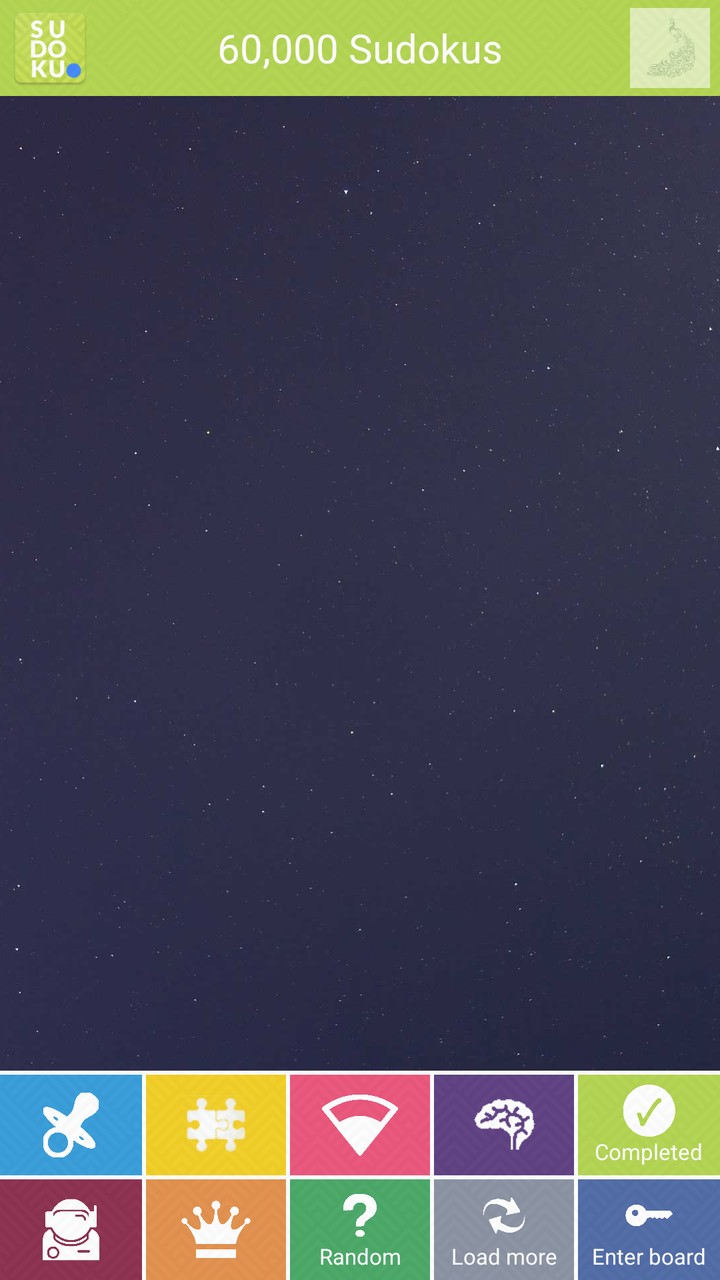
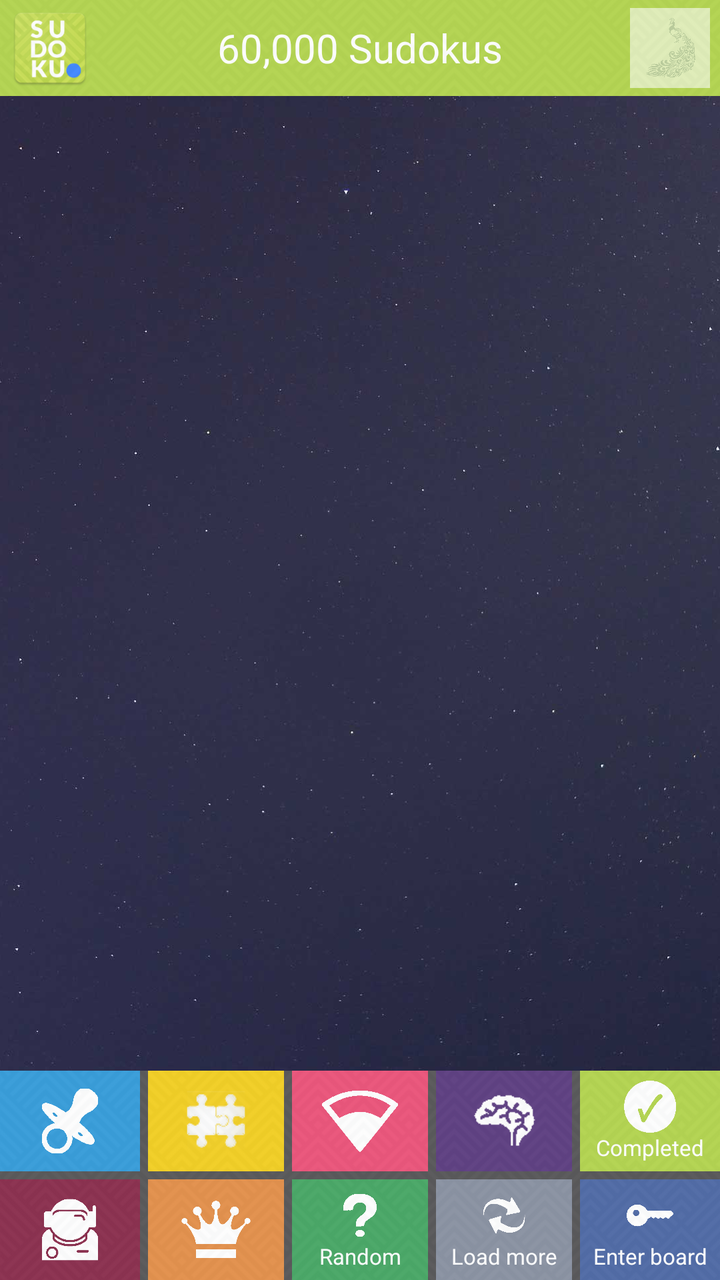

Two renders of the same Android screen: before a commit and after it. Below are the layout's source before the change and the commit's diff.
<!-- AndroidManifest.xml: application theme AppTheme -->
<!-- res/layout/fragment_user_board.xml -->
<?xml version="1.0" encoding="utf-8"?>
<RelativeLayout xmlns:android="http://schemas.android.com/apk/res/android"
    xmlns:app="http://schemas.android.com/apk/res-auto"
    xmlns:tools="http://schemas.android.com/tools"
    android:id="@+id/activity_history"
    android:layout_width="match_parent"
    android:layout_height="match_parent"
    android:fitsSystemWindows="false">

    <ImageView
        android:id="@+id/imageView7"
        android:layout_width="match_parent"
        android:layout_height="match_parent"
        android:scaleType="centerCrop"
        app:srcCompat="@drawable/coolbackground" />

    <RelativeLayout
        android:id="@+id/tool_title"
        android:layout_width="match_parent"
        android:layout_height="48dp"
        android:background="@color/color1"
        android:orientation="horizontal">

        <ImageView
            android:id="@+id/user_icon_usr"
            android:layout_width="40dp"
            android:layout_height="40dp"
            android:layout_alignParentLeft="true"
            android:layout_alignParentStart="true"
            android:layout_centerVertical="true"
            android:layout_marginLeft="5dp"
            app:srcCompat="@mipmap/ic_launcher" />

        <TextView
            android:id="@+id/board_layout_title"
            android:layout_width="match_parent"
            android:layout_height="match_parent"
            android:layout_centerInParent="false"
            android:layout_weight="1"
            android:gravity="center"
            android:text="60,000 Sudokus"
            android:textColor="@color/white"
            android:textSize="20sp" />

        <ImageButton
            android:id="@+id/color_switcher"
            android:layout_width="40dp"
            android:layout_height="40dp"
            android:layout_alignParentRight="true"
            android:layout_alignParentTop="false"
            android:layout_centerVertical="true"
            android:layout_marginRight="5dp"
            android:alpha=".6"
            android:background="@android:color/white"
            android:padding="5dp"
            android:scaleType="fitCenter"
            app:srcCompat="@drawable/peacock" />

        <ImageView
            android:id="@+id/imageView16"
            android:layout_width="match_parent"
            android:layout_height="match_parent"
            android:alpha=".15"
            android:scaleType="centerCrop"
            app:srcCompat="@drawable/keyboardbg" />

    </RelativeLayout>

    <LinearLayout
        android:layout_width="match_parent"
        android:layout_height="match_parent"
        android:layout_below="@+id/tool_title"
        android:layout_centerHorizontal="true"
        android:layout_centerVertical="true"
        android:orientation="vertical"
        android:weightSum="100">

        <RelativeLayout
            android:layout_width="match_parent"
            android:layout_height="0dp"
            android:layout_marginBottom="6dp"
            android:layout_marginTop="6dp"
            android:layout_weight="82">

            <android.support.v7.widget.RecyclerView
                android:id="@+id/user_board_rv"
                android:layout_width="match_parent"
                android:layout_height="match_parent"

                android:layout_weight="82"
                android:background="@android:color/transparent" />

            <RelativeLayout
                android:id="@+id/num_picker"
                android:layout_width="275dp"
                android:layout_height="wrap_content"
                android:layout_centerInParent="true"
                android:background="@color/white"
                android:orientation="vertical"
                android:padding="8dp"
                android:visibility="gone"
                tools:visibility="visible">

                <TextView
                    android:id="@+id/textView18"
                    android:layout_width="wrap_content"
                    android:layout_height="wrap_content"
                    android:layout_marginBottom="5dp"
                    android:layout_weight="1"
                    android:text="Enter a board number:"
                    android:textColor="@android:color/darker_gray"
                    android:textSize="24sp" />

                <LinearLayout
                    android:layout_width="wrap_content"
                    android:layout_height="wrap_content"
                    android:layout_below="@+id/textView18"
                    android:layout_weight="1"
                    android:orientation="horizontal"
                    android:visibility="visible"
                    android:weightSum="100">

                    <LinearLayout
                        android:layout_width="35dp"
                        android:layout_height="35dp"
                        android:layout_gravity="center_vertical"
                        android:layout_marginRight="10dp"
                        android:background="@color/com_facebook_button_background_color"
                        android:orientation="horizontal"
                        android:padding="3dp">

                        <ImageView
                            android:id="@+id/imageView34"
                            android:layout_width="wrap_content"
                            android:layout_height="wrap_content"
                            android:layout_weight="1"
                            app:srcCompat="@drawable/key" />
                    </LinearLayout>

                    <EditText
                        android:id="@+id/num_board"
                        android:layout_width="0dp"
                        android:layout_height="wrap_content"
                        android:layout_gravity="center_vertical"
                        android:layout_weight="100"
                        android:ems="10"
                        android:inputType="textPersonName"
                        android:textColor="@android:color/black"
                        android:textSize="22sp" />

                    <LinearLayout
                        android:layout_width="0dp"
                        android:layout_height="match_parent"
                        android:layout_weight="60"
                        android:orientation="horizontal"></LinearLayout>

                    <Button
                        android:id="@+id/ok_button"
                        android:layout_width="35dp"
                        android:layout_height="35dp"
                        android:layout_alignParentBottom="false"
                        android:layout_alignParentRight="false"
                        android:layout_below="@+id/textView18"
                        android:layout_gravity="center_vertical"
                        android:layout_marginLeft="10dp"
                        android:background="@drawable/back_button"
                        android:gravity="center"
                        android:text="Ok" />

                </LinearLayout>

            </RelativeLayout>

        </RelativeLayout>

        <RelativeLayout
            android:id="@+id/sorters"
            android:layout_width="match_parent"
            android:layout_height="0dp"
            android:layout_weight="18">

            <LinearLayout
                android:layout_width="match_parent"
                android:layout_height="match_parent"
                android:layout_weight="18"
                android:background="@color/white"
                android:orientation="horizontal"
                android:paddingTop="2dp"
                android:weightSum="5">

                <LinearLayout
                    android:layout_width="match_parent"
                    android:layout_height="match_parent"
                    android:layout_marginRight="1dp"
                    android:layout_weight="1"
                    android:orientation="vertical">

                    <ImageButton
                        android:id="@+id/beg"
                        style="@style/Widget.AppCompat.Button.Borderless"
                        android:layout_width="match_parent"
                        android:layout_height="match_parent"
                        android:layout_marginBottom="1dp"
                        android:layout_weight="1"
                        android:background="@drawable/begbuttonfinal"
                        android:gravity="center"
                        android:padding="5dp"
                        android:scaleType="fitCenter"
                        app:srcCompat="@drawable/beginnericon_white" />

                    <ImageButton
                        android:id="@+id/exp"
                        style="@style/Widget.AppCompat.Button.Borderless"
                        android:layout_width="match_parent"
                        android:layout_height="match_parent"
                        android:layout_marginTop="1dp"
                        android:layout_weight="1"
                        android:background="@drawable/expbuttonfinal"
                        android:gravity="center"
                        android:padding="5dp"
                        android:scaleType="fitCenter"
                        app:srcCompat="@drawable/experticon_white" />
                </LinearLayout>

                <LinearLayout
                    android:layout_width="match_parent"
                    android:layout_height="match_parent"
                    android:layout_marginLeft="1dp"
                    android:layout_marginRight="1dp"
                    android:layout_weight="1"
                    android:orientation="vertical">

                    <ImageButton
                        android:id="@+id/eas"
                        style="@style/Widget.AppCompat.Button.Borderless"
                        android:layout_width="match_parent"
                        android:layout_height="match_parent"
                        android:layout_marginBottom="1dp"
                        android:layout_weight="1"
                        android:background="@drawable/easbuttonfinal"
                        android:gravity="center"
                        android:padding="5dp"
                        android:scaleType="fitCenter"
                        app:srcCompat="@drawable/easyicon_white" />

                    <ImageButton
                        android:id="@+id/mas"
                        style="@style/Widget.AppCompat.Button.Borderless"
                        android:layout_width="match_parent"
                        android:layout_height="match_parent"
                        android:layout_marginTop="1dp"
                        android:layout_weight="1"
                        android:background="@drawable/masbuttonfinal"
                        android:gravity="center"
                        android:padding="5dp"
                        android:scaleType="fitCenter"
                        app:srcCompat="@drawable/mastericon_white" />
                </LinearLayout>

                <LinearLayout
                    android:layout_width="match_parent"
                    android:layout_height="match_parent"
                    android:layout_marginLeft="1dp"
                    android:layout_marginRight="1dp"
                    android:layout_weight="1"
                    android:orientation="vertical">

                    <ImageButton
                        android:id="@+id/med"
                        style="@style/Widget.AppCompat.Button.Borderless"
                        android:layout_width="match_parent"
                        android:layout_height="match_parent"
                        android:layout_marginBottom="1dp"
                        android:layout_weight="1"
                        android:background="@drawable/leaderbuttonfinal"
                        android:gravity="center"
                        android:padding="5dp"
                        android:scaleType="fitCenter"
                        app:srcCompat="@drawable/mediumicon_white" />

                    <LinearLayout
                        android:id="@+id/ran"
                        style="@style/Widget.AppCompat.Button.Borderless"
                        android:layout_width="match_parent"
                        android:layout_height="match_parent"
                        android:layout_marginTop="1dp"
                        android:layout_weight="1"
                        android:background="@drawable/exitbuttonfinal"
                        android:gravity="center"
                        android:orientation="vertical"
                        android:padding="5dp"
                        android:scaleType="fitCenter"
                        android:weightSum="100">

                        <ImageView
                            android:id="@+id/imageView29"
                            android:layout_width="match_parent"
                            android:layout_height="0dp"
                            android:layout_weight="65"
                            android:scaleType="fitCenter"
                            app:srcCompat="@drawable/question_white" />

                        <TextView
                            android:id="@+id/textView14"
                            android:layout_width="match_parent"
                            android:layout_height="0dp"
                            android:layout_weight="35"
                            android:gravity="center"
                            android:text="Random"
                            android:textColor="@color/white"
                            android:textSize="11sp" />
                    </LinearLayout>
                </LinearLayout>

                <LinearLayout
                    android:layout_width="match_parent"
                    android:layout_height="match_parent"
                    android:layout_marginLeft="1dp"
                    android:layout_marginRight="1dp"
                    android:layout_weight="1"
                    android:orientation="vertical">

                    <ImageButton
                        android:id="@+id/har"
                        style="@style/Widget.AppCompat.Button.Borderless"
                        android:layout_width="match_parent"
                        android:layout_height="match_parent"
                        android:layout_marginBottom="1dp"
                        android:layout_weight="1"
                        android:background="@drawable/harbuttonfinal"
                        android:gravity="center"
                        android:padding="5dp"
                        android:scaleType="fitCenter"
                        app:srcCompat="@drawable/hardicon_white" />

                    <LinearLayout
                        android:id="@+id/more"
                        style="@style/Widget.AppCompat.Button.Borderless"
                        android:layout_width="match_parent"
                        android:layout_height="match_parent"
                        android:layout_marginTop="1dp"
                        android:layout_weight="1"
                        android:background="@drawable/morbuttonfinal"
                        android:gravity="center"
                        android:orientation="vertical"
                        android:padding="5dp"
                        android:scaleType="fitCenter"
                        android:weightSum="100">

                        <ImageView
                            android:id="@+id/imageView30"
                            android:layout_width="match_parent"
                            android:layout_height="0dp"
                            android:layout_weight="65"
                            android:scaleType="fitCenter"
                            app:srcCompat="@drawable/more_white" />

                        <TextView
                            android:id="@+id/textView15"
                            android:layout_width="match_parent"
                            android:layout_height="0dp"
                            android:layout_weight="35"
                            android:gravity="center"
                            android:text="Load more"
                            android:textColor="@color/white"
                            android:textSize="11sp" />
                    </LinearLayout>
                    " />

                </LinearLayout>

                <LinearLayout
                    android:layout_width="match_parent"
                    android:layout_height="match_parent"
                    android:layout_marginLeft="1dp"
                    android:layout_weight="1"
                    android:orientation="vertical">

                    <LinearLayout
                        android:id="@+id/my_completed_button"
                        style="@style/Widget.AppCompat.Button.Borderless"
                        android:layout_width="match_parent"
                        android:layout_height="match_parent"
                        android:layout_marginBottom="1dp"
                        android:layout_weight="1"
                        android:background="@drawable/badgebuttonfinal"
                        android:gravity="center"
                        android:orientation="vertical"
                        android:padding="5dp"
                        android:weightSum="100">

                        <ImageView
                            android:id="@+id/imageView28"
                            android:layout_width="match_parent"
                            android:layout_height="0dp"
                            android:layout_weight="65"
                            android:scaleType="fitCenter"
                            app:srcCompat="@drawable/whitecheck" />

                        <TextView
                            android:id="@+id/textView16"
                            android:layout_width="match_parent"
                            android:layout_height="0dp"
                            android:layout_weight="35"
                            android:gravity="center"
                            android:text="Completed"
                            android:textColor="@color/white"
                            android:textSize="11sp" />
                    </LinearLayout>

                    <LinearLayout
                        android:id="@+id/enter_board_key"
                        style="@style/Widget.AppCompat.Button.Borderless"
                        android:layout_width="match_parent"
                        android:layout_height="match_parent"
                        android:layout_marginTop="1dp"
                        android:layout_weight="1"
                        android:background="@drawable/facebookbuttonfinal"
                        android:gravity="center"
                        android:orientation="vertical"
                        android:padding="5dp"
                        android:weightSum="100">

                        <ImageView
                            android:id="@+id/imageView28"
                            android:layout_width="match_parent"
                            android:layout_height="0dp"
                            android:layout_weight="65"
                            android:scaleType="fitCenter"
                            app:srcCompat="@drawable/key" />

                        <TextView
                            android:id="@+id/textView16"
                            android:layout_width="match_parent"
                            android:layout_height="0dp"
                            android:layout_weight="35"
                            android:gravity="center"
                            android:text="Enter board"
                            android:textColor="@color/white"
                            android:textSize="11sp" />
                    </LinearLayout>

                </LinearLayout>

            </LinearLayout>

            <ImageView
                android:id="@+id/imageView22"
                android:layout_width="match_parent"
                android:layout_height="match_parent"
                android:alpha=".15"
                android:scaleType="centerCrop"
                app:srcCompat="@drawable/keyboardbg" />

        </RelativeLayout>

    </LinearLayout>

    <ProgressBar
        android:id="@+id/usr_progress"
        style="?android:attr/progressBarStyle"
        android:layout_width="wrap_content"
        android:layout_height="wrap_content"
        android:layout_centerInParent="true" />

</RelativeLayout>
<!-- resources referenced by this layout -->
<resources>
  <color name="color1">#abd03a</color>
  <color name="white">#ffffff</color>
  <!-- drawable circle_pressed (drawable-nodpi) -->
  <?xml version="1.0" encoding="utf-8"?>
  <selector xmlns:android="http://schemas.android.com/apk/res/android">
  
      <item>
          <shape android:shape="oval">
              <solid android:color="#dfe5ba"/>
  
          </shape>
      </item>
  
  </selector>
  <!-- drawable easbutton (drawable-nodpi) -->
  <?xml version="1.0" encoding="utf-8"?>
  <selector xmlns:android="http://schemas.android.com/apk/res/android">
      <item>
          <shape android:shape="rectangle">
              <solid android:color="@color/color8"/>
  
          </shape>
      </item>
  </selector>
  <!-- drawable expbuttonpressed (drawable-nodpi) -->
  <?xml version="1.0" encoding="utf-8"?>
  <selector xmlns:android="http://schemas.android.com/apk/res/android">
      <item>
          <shape android:shape="rectangle">
              <solid android:color="#875263"/>
          </shape>
      </item>
  </selector>
  <!-- drawable expbutton (drawable-nodpi) -->
  <?xml version="1.0" encoding="utf-8"?>
  <selector xmlns:android="http://schemas.android.com/apk/res/android">
      <item>
          <shape android:shape="rectangle">
              <solid android:color="@color/color4"/>
  
          </shape>
      </item>
  </selector>
  <!-- drawable facebookbutton (drawable-nodpi) -->
  <?xml version="1.0" encoding="utf-8"?>
  <selector xmlns:android="http://schemas.android.com/apk/res/android">
      <item>
          <shape android:shape="rectangle">
              <solid android:color="#3a589b"/>
  
          </shape>
      </item>
  </selector>
  <!-- drawable harbuttonpressed (drawable-nodpi) -->
  <?xml version="1.0" encoding="utf-8"?>
  <selector xmlns:android="http://schemas.android.com/apk/res/android">
      <item>
          <shape android:shape="rectangle">
              <solid android:color="#745b8f"/>
          </shape>
      </item>
  </selector>
  <!-- drawable harbutton (drawable-nodpi) -->
  <?xml version="1.0" encoding="utf-8"?>
  <selector xmlns:android="http://schemas.android.com/apk/res/android">
      <item>
          <shape android:shape="rectangle">
              <solid android:color="@color/color7"/>
  
          </shape>
      </item>
  </selector>
  <!-- drawable masbuttonpressed (drawable-nodpi) -->
  <?xml version="1.0" encoding="utf-8"?>
  <selector xmlns:android="http://schemas.android.com/apk/res/android">
      <item>
          <shape android:shape="rectangle">
              <solid android:color="#e7b083"/>
          </shape>
      </item>
  </selector>
  <!-- drawable masbutton (drawable-nodpi) -->
  <?xml version="1.0" encoding="utf-8"?>
  <selector xmlns:android="http://schemas.android.com/apk/res/android">
      <item>
          <shape android:shape="rectangle">
              <solid android:color="@color/color6"/>
  
          </shape>
      </item>
  </selector>
  <!-- drawable morbuttonpressed (drawable-nodpi) -->
  <?xml version="1.0" encoding="utf-8"?>
  <selector xmlns:android="http://schemas.android.com/apk/res/android">
      <item>
          <shape android:shape="rectangle">
              <solid android:color="#beb7b7"/>
          </shape>
      </item>
  </selector>
  <!-- drawable morbutton (drawable-nodpi) -->
  <?xml version="1.0" encoding="utf-8"?>
  <selector xmlns:android="http://schemas.android.com/apk/res/android">
      <item>
          <shape android:shape="rectangle">
              <solid android:color="@color/color5"/>
  
          </shape>
      </item>
  </selector>
  <color name="colorPrimary">#FFFFFF</color>
  <color name="colorPrimaryDark">#454444</color>
  <color name="colorAccent">#1e91d6</color>
  <color name="color2">#1e91d6</color>
  <color name="color8">#f2ca08</color>
  <color name="color9">#329d53</color>
  <color name="color4">#7d1538</color>
  <color name="color7">#4a2772</color>
  <color name="color3">#ea3f6a</color>
  <color name="color6">#e18335</color>
  <color name="color5">#7c8597</color>
  <!-- unchanged entries left out for length: 37 -->
</resources>

<!-- the commit's change to res/layout/fragment_user_board.xml (unified diff, before → after) -->
@@ -183,15 +183,14 @@
                 android:layout_width="match_parent"
                 android:layout_height="match_parent"
                 android:layout_weight="18"
-                android:background="@color/white"
+                android:background="@color/colorFondoTrans"
                 android:orientation="horizontal"
-                android:paddingTop="2dp"
                 android:weightSum="5">
 
                 <LinearLayout
                     android:layout_width="match_parent"
                     android:layout_height="match_parent"
-                    android:layout_marginRight="1dp"
+                    android:layout_marginRight="2dp"
                     android:layout_weight="1"
                     android:orientation="vertical">
 
@@ -200,7 +199,7 @@
                         style="@style/Widget.AppCompat.Button.Borderless"
                         android:layout_width="match_parent"
                         android:layout_height="match_parent"
-                        android:layout_marginBottom="1dp"
+                        android:layout_marginBottom="2dp"
                         android:layout_weight="1"
                         android:background="@drawable/begbuttonfinal"
                         android:gravity="center"
@@ -213,7 +212,7 @@
                         style="@style/Widget.AppCompat.Button.Borderless"
                         android:layout_width="match_parent"
                         android:layout_height="match_parent"
-                        android:layout_marginTop="1dp"
+                        android:layout_marginTop="2dp"
                         android:layout_weight="1"
                         android:background="@drawable/expbuttonfinal"
                         android:gravity="center"
@@ -225,8 +224,8 @@
                 <LinearLayout
                     android:layout_width="match_parent"
                     android:layout_height="match_parent"
-                    android:layout_marginLeft="1dp"
-                    android:layout_marginRight="1dp"
+                    android:layout_marginLeft="2dp"
+                    android:layout_marginRight="2dp"
                     android:layout_weight="1"
                     android:orientation="vertical">
 
@@ -235,7 +234,7 @@
                         style="@style/Widget.AppCompat.Button.Borderless"
                         android:layout_width="match_parent"
                         android:layout_height="match_parent"
-                        android:layout_marginBottom="1dp"
+                        android:layout_marginBottom="2dp"
                         android:layout_weight="1"
                         android:background="@drawable/easbuttonfinal"
                         android:gravity="center"
@@ -248,7 +247,7 @@
                         style="@style/Widget.AppCompat.Button.Borderless"
                         android:layout_width="match_parent"
                         android:layout_height="match_parent"
-                        android:layout_marginTop="1dp"
+                        android:layout_marginTop="2dp"
                         android:layout_weight="1"
                         android:background="@drawable/masbuttonfinal"
                         android:gravity="center"
@@ -260,8 +259,8 @@
                 <LinearLayout
                     android:layout_width="match_parent"
                     android:layout_height="match_parent"
-                    android:layout_marginLeft="1dp"
-                    android:layout_marginRight="1dp"
+                    android:layout_marginLeft="2dp"
+                    android:layout_marginRight="2dp"
                     android:layout_weight="1"
                     android:orientation="vertical">
 
@@ -270,7 +269,7 @@
                         style="@style/Widget.AppCompat.Button.Borderless"
                         android:layout_width="match_parent"
                         android:layout_height="match_parent"
-                        android:layout_marginBottom="1dp"
+                        android:layout_marginBottom="2dp"
                         android:layout_weight="1"
                         android:background="@drawable/leaderbuttonfinal"
                         android:gravity="center"
@@ -283,7 +282,7 @@
                         style="@style/Widget.AppCompat.Button.Borderless"
                         android:layout_width="match_parent"
                         android:layout_height="match_parent"
-                        android:layout_marginTop="1dp"
+                        android:layout_marginTop="2dp"
                         android:layout_weight="1"
                         android:background="@drawable/exitbuttonfinal"
                         android:gravity="center"
@@ -315,8 +314,8 @@
                 <LinearLayout
                     android:layout_width="match_parent"
                     android:layout_height="match_parent"
-                    android:layout_marginLeft="1dp"
-                    android:layout_marginRight="1dp"
+                    android:layout_marginLeft="2dp"
+                    android:layout_marginRight="2dp"
                     android:layout_weight="1"
                     android:orientation="vertical">
 
@@ -325,7 +324,7 @@
                         style="@style/Widget.AppCompat.Button.Borderless"
                         android:layout_width="match_parent"
                         android:layout_height="match_parent"
-                        android:layout_marginBottom="1dp"
+                        android:layout_marginBottom="2dp"
                         android:layout_weight="1"
                         android:background="@drawable/harbuttonfinal"
                         android:gravity="center"
@@ -338,7 +337,7 @@
                         style="@style/Widget.AppCompat.Button.Borderless"
                         android:layout_width="match_parent"
                         android:layout_height="match_parent"
-                        android:layout_marginTop="1dp"
+                        android:layout_marginTop="2dp"
                         android:layout_weight="1"
                         android:background="@drawable/morbuttonfinal"
                         android:gravity="center"
@@ -372,7 +371,7 @@
                 <LinearLayout
                     android:layout_width="match_parent"
                     android:layout_height="match_parent"
-                    android:layout_marginLeft="1dp"
+                    android:layout_marginLeft="2dp"
                     android:layout_weight="1"
                     android:orientation="vertical">
 
@@ -381,7 +380,7 @@
                         style="@style/Widget.AppCompat.Button.Borderless"
                         android:layout_width="match_parent"
                         android:layout_height="match_parent"
-                        android:layout_marginBottom="1dp"
+                        android:layout_marginBottom="2dp"
                         android:layout_weight="1"
                         android:background="@drawable/badgebuttonfinal"
                         android:gravity="center"
@@ -413,7 +412,7 @@
                         style="@style/Widget.AppCompat.Button.Borderless"
                         android:layout_width="match_parent"
                         android:layout_height="match_parent"
-                        android:layout_marginTop="1dp"
+                        android:layout_marginTop="2dp"
                         android:layout_weight="1"
                         android:background="@drawable/facebookbuttonfinal"
                         android:gravity="center"
<!-- resource entries referenced after the edit -->
@@ -1,6 +1,7 @@
 <!-- resources referenced by this layout -->
 <resources>
   <color name="color1">#abd03a</color>
+  <color name="colorFondoTrans">#f5454444</color>
   <color name="white">#ffffff</color>
   <!-- drawable circle_pressed (drawable-nodpi) -->
   <?xml version="1.0" encoding="utf-8"?>
